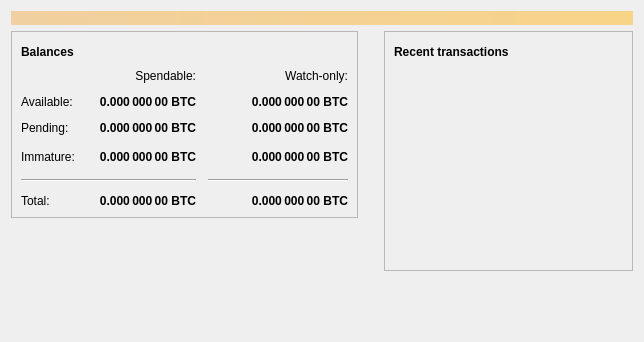
First picture: the form in src/qt/forms/overviewpage.ui, repository Velescore/fxtc, before the edit.
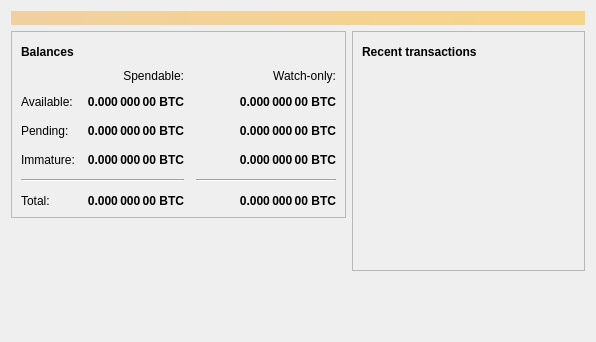
Second picture: the form after the edit. Icons and pictures are not drawn.

What changed in the file:
```diff
--- a/src/qt/forms/overviewpage.ui
+++ b/src/qt/forms/overviewpage.ui
@@ -6,7 +6,7 @@
    <rect>
     <x>0</x>
     <y>0</y>
-    <width>644</width>
+    <width>596</width>
     <height>342</height>
    </rect>
   </property>
@@ -34,7 +34,7 @@
     </widget>
    </item>
    <item>
-    <layout class="QHBoxLayout" name="horizontalLayout" stretch="1,0,1">
+    <layout class="QHBoxLayout" name="horizontalLayout" stretch="1,1">
      <item>
       <layout class="QVBoxLayout" name="verticalLayout_2">
        <item>
@@ -61,19 +61,6 @@
               </property>
              </widget>
             </item>
-            <item>
-             <spacer name="horizontalpacer_3">
-              <property name="orientation">
-               <enum>Qt::Horizontal</enum>
-              </property>
-              <property name="sizeHint" stdset="0">
-               <size>
-                <width>40</width>
-                <height>20</height>
-               </size>
-              </property>
-             </spacer>
-            </item>
             <item>
              <widget class="QPushButton" name="labelWalletStatus">
               <property name="enabled">
@@ -107,6 +94,19 @@
               </property>
              </widget>
             </item>
+            <item>
+             <spacer name="horizontalSpacer_3">
+              <property name="orientation">
+               <enum>Qt::Horizontal</enum>
+              </property>
+              <property name="sizeHint" stdset="0">
+               <size>
+                <width>40</width>
+                <height>20</height>
+               </size>
+              </property>
+             </spacer>
+            </item>
            </layout>
           </item>
           <item>
@@ -114,27 +114,89 @@
             <property name="spacing">
              <number>12</number>
             </property>
-            <item row="4" column="1">
-             <spacer name="horizontalSpacer_10">
-              <property name="orientation">
-               <enum>Qt::Horizontal</enum>
+            <item row="2" column="2">
+             <widget class="QLabel" name="labelWatchPending">
+              <property name="font">
+               <font>
+                <weight>75</weight>
+                <bold>true</bold>
+               </font>
               </property>
-              <property name="sizeHint" stdset="0">
-               <size>
-                <width>40</width>
-                <height>20</height>
-               </size>
+              <property name="cursor">
+               <cursorShape>IBeamCursor</cursorShape>
               </property>
-             </spacer>
+              <property name="toolTip">
+               <string>Unconfirmed transactions to watch-only addresses</string>
+              </property>
+              <property name="text">
+               <string notr="true">0.000 000 00 BTC</string>
+              </property>
+              <property name="alignment">
+               <set>Qt::AlignRight|Qt::AlignTrailing|Qt::AlignVCenter</set>
+              </property>
+              <property name="textInteractionFlags">
+               <set>Qt::LinksAccessibleByMouse|Qt::TextSelectableByKeyboard|Qt::TextSelectableByMouse</set>
+              </property>
+             </widget>
             </item>
-            <item row="6" column="0" colspan="3">
+            <item row="2" column="1">
+             <widget class="QLabel" name="labelUnconfirmed">
+              <property name="font">
+               <font>
+                <weight>75</weight>
+                <bold>true</bold>
+               </font>
+              </property>
+              <property name="cursor">
+               <cursorShape>IBeamCursor</cursorShape>
+              </property>
+              <property name="toolTip">
+               <string>Total of transactions that have yet to be confirmed, and do not yet count toward the spendable balance</string>
+              </property>
+              <property name="text">
+               <string notr="true">0.000 000 00 BTC</string>
+              </property>
+              <property name="alignment">
+               <set>Qt::AlignRight|Qt::AlignTrailing|Qt::AlignVCenter</set>
+              </property>
+              <property name="textInteractionFlags">
+               <set>Qt::LinksAccessibleByMouse|Qt::TextSelectableByKeyboard|Qt::TextSelectableByMouse</set>
+              </property>
+             </widget>
+            </item>
+            <item row="3" column="2">
+             <widget class="QLabel" name="labelWatchImmature">
+              <property name="font">
+               <font>
+                <weight>75</weight>
+                <bold>true</bold>
+               </font>
+              </property>
+              <property name="cursor">
+               <cursorShape>IBeamCursor</cursorShape>
+              </property>
+              <property name="toolTip">
+               <string>Mined balance in watch-only addresses that has not yet matured</string>
+              </property>
+              <property name="text">
+               <string notr="true">0.000 000 00 BTC</string>
+              </property>
+              <property name="alignment">
+               <set>Qt::AlignRight|Qt::AlignTrailing|Qt::AlignVCenter</set>
+              </property>
+              <property name="textInteractionFlags">
+               <set>Qt::LinksAccessibleByMouse|Qt::TextSelectableByKeyboard|Qt::TextSelectableByMouse</set>
+              </property>
+             </widget>
+            </item>
+            <item row="4" column="0" colspan="2">
              <widget class="Line" name="line">
               <property name="orientation">
                <enum>Qt::Horizontal</enum>
               </property>
              </widget>
             </item>
-            <item row="6" column="3">
+            <item row="4" column="2">
              <widget class="Line" name="lineWatchBalance">
               <property name="sizePolicy">
                <sizepolicy hsizetype="Preferred" vsizetype="Fixed">
@@ -153,13 +215,118 @@
               </property>
              </widget>
             </item>
-            <item row="4" column="0">
+            <item row="5" column="0">
+             <widget class="QLabel" name="labelTotalText">
+              <property name="text">
+               <string>Total:</string>
+              </property>
+             </widget>
+            </item>
+            <item row="3" column="1">
+             <widget class="QLabel" name="labelImmature">
+              <property name="font">
+               <font>
+                <weight>75</weight>
+                <bold>true</bold>
+               </font>
+              </property>
+              <property name="cursor">
+               <cursorShape>IBeamCursor</cursorShape>
+              </property>
+              <property name="toolTip">
+               <string>Mined balance that has not yet matured</string>
+              </property>
+              <property name="text">
+               <string notr="true">0.000 000 00 BTC</string>
+              </property>
+              <property name="alignment">
+               <set>Qt::AlignRight|Qt::AlignTrailing|Qt::AlignVCenter</set>
+              </property>
+              <property name="textInteractionFlags">
+               <set>Qt::LinksAccessibleByMouse|Qt::TextSelectableByKeyboard|Qt::TextSelectableByMouse</set>
+              </property>
+             </widget>
+            </item>
+            <item row="2" column="3">
+             <spacer name="horizontalSpacer_2">
+              <property name="orientation">
+               <enum>Qt::Horizontal</enum>
+              </property>
+              <property name="sizeHint" stdset="0">
+               <size>
+                <width>40</width>
+                <height>20</height>
+               </size>
+              </property>
+             </spacer>
+            </item>
+            <item row="3" column="0">
              <widget class="QLabel" name="labelImmatureText">
               <property name="text">
                <string>Immature:</string>
               </property>
              </widget>
             </item>
+            <item row="5" column="1">
+             <widget class="QLabel" name="labelTotal">
+              <property name="font">
+               <font>
+                <weight>75</weight>
+                <bold>true</bold>
+               </font>
+              </property>
+              <property name="cursor">
+               <cursorShape>IBeamCursor</cursorShape>
+              </property>
+              <property name="toolTip">
+               <string>Your current total balance</string>
+              </property>
+              <property name="text">
+               <string notr="true">0.000 000 00 BTC</string>
+              </property>
+              <property name="alignment">
+               <set>Qt::AlignRight|Qt::AlignTrailing|Qt::AlignVCenter</set>
+              </property>
+              <property name="textInteractionFlags">
+               <set>Qt::LinksAccessibleByMouse|Qt::TextSelectableByKeyboard|Qt::TextSelectableByMouse</set>
+              </property>
+             </widget>
+            </item>
+            <item row="5" column="2">
+             <widget class="QLabel" name="labelWatchTotal">
+              <property name="font">
+               <font>
+                <weight>75</weight>
+                <bold>true</bold>
+               </font>
+              </property>
+              <property name="cursor">
+               <cursorShape>IBeamCursor</cursorShape>
+              </property>
+              <property name="toolTip">
+               <string>Current total balance in watch-only addresses</string>
+              </property>
+              <property name="text">
+               <string notr="true">0.000 000 00 BTC</string>
+              </property>
+              <property name="alignment">
+               <set>Qt::AlignRight|Qt::AlignTrailing|Qt::AlignVCenter</set>
+              </property>
+              <property name="textInteractionFlags">
+               <set>Qt::LinksAccessibleByMouse|Qt::TextSelectableByKeyboard|Qt::TextSelectableByMouse</set>
+              </property>
+             </widget>
+            </item>
+            <item row="0" column="2">
+             <widget class="QLabel" name="labelWatchonly">
+              <property name="text">
+               <string>Watch-only:</string>
+              </property>
+              <property name="alignment">
+               <set>Qt::AlignRight|Qt::AlignTrailing|Qt::AlignVCenter</set>
+              </property>
+             </widget>
+            </item>
             <item row="1" column="0">
              <widget class="QLabel" name="labelBalanceText">
               <property name="text">
@@ -167,49 +334,7 @@
               </property>
              </widget>
             </item>
-            <item row="2" column="0">
-             <widget class="QLabel" name="labelPendingText">
-              <property name="text">
-               <string>Pending:</string>
-              </property>
-             </widget>
-            </item>
-            <item row="0" column="3">
-             <widget class="QLabel" name="labelWatchonly">
-              <property name="text">
-               <string>Watch-only:</string>
-              </property>
-              <property name="alignment">
-               <set>Qt::AlignRight|Qt::AlignTrailing|Qt::AlignVCenter</set>
-              </property>
-             </widget>
-            </item>
-            <item row="4" column="3">
-             <widget class="QLabel" name="labelWatchImmature">
-              <property name="font">
-               <font>
-                <weight>75</weight>
-                <bold>true</bold>
-               </font>
-              </property>
-              <property name="cursor">
-               <cursorShape>IBeamCursor</cursorShape>
-              </property>
-              <property name="toolTip">
-               <string>Mined balance in watch-only addresses that has not yet matured</string>
-              </property>
-              <property name="text">
-               <string notr="true">0.000 000 00 BTC</string>
-              </property>
-              <property name="alignment">
-               <set>Qt::AlignRight|Qt::AlignTrailing|Qt::AlignVCenter</set>
-              </property>
-              <property name="textInteractionFlags">
-               <set>Qt::LinksAccessibleByMouse|Qt::TextSelectableByKeyboard|Qt::TextSelectableByMouse</set>
-              </property>
-             </widget>
-            </item>
-            <item row="1" column="2">
+            <item row="1" column="1">
              <widget class="QLabel" name="labelBalance">
               <property name="font">
                <font>
@@ -234,107 +359,7 @@
               </property>
              </widget>
             </item>
-            <item row="10" column="2">
-             <widget class="QLabel" name="labelTotal">
-              <property name="font">
-               <font>
-                <weight>75</weight>
-                <bold>true</bold>
-               </font>
-              </property>
-              <property name="cursor">
-               <cursorShape>IBeamCursor</cursorShape>
-              </property>
-              <property name="toolTip">
-               <string>Your current total balance</string>
-              </property>
-              <property name="text">
-               <string notr="true">0.000 000 00 BTC</string>
-              </property>
-              <property name="alignment">
-               <set>Qt::AlignRight|Qt::AlignTrailing|Qt::AlignVCenter</set>
-              </property>
-              <property name="textInteractionFlags">
-               <set>Qt::LinksAccessibleByMouse|Qt::TextSelectableByKeyboard|Qt::TextSelectableByMouse</set>
-              </property>
-             </widget>
-            </item>
-            <item row="2" column="2">
-             <widget class="QLabel" name="labelUnconfirmed">
-              <property name="font">
-               <font>
-                <weight>75</weight>
-                <bold>true</bold>
-               </font>
-              </property>
-              <property name="cursor">
-               <cursorShape>IBeamCursor</cursorShape>
-              </property>
-              <property name="toolTip">
-               <string>Total of transactions that have yet to be confirmed, and do not yet count toward the spendable balance</string>
-              </property>
-              <property name="text">
-               <string notr="true">0.000 000 00 BTC</string>
-              </property>
-              <property name="alignment">
-               <set>Qt::AlignRight|Qt::AlignTrailing|Qt::AlignVCenter</set>
-              </property>
-              <property name="textInteractionFlags">
-               <set>Qt::LinksAccessibleByMouse|Qt::TextSelectableByKeyboard|Qt::TextSelectableByMouse</set>
-              </property>
-             </widget>
-            </item>
-            <item row="10" column="3">
-             <widget class="QLabel" name="labelWatchTotal">
-              <property name="font">
-               <font>
-                <weight>75</weight>
-                <bold>true</bold>
-               </font>
-              </property>
-              <property name="cursor">
-               <cursorShape>IBeamCursor</cursorShape>
-              </property>
-              <property name="toolTip">
-               <string>Current total balance in watch-only addresses</string>
-              </property>
-              <property name="text">
-               <string notr="true">0.000 000 00 BTC</string>
-              </property>
-              <property name="alignment">
-               <set>Qt::AlignRight|Qt::AlignTrailing|Qt::AlignVCenter</set>
-              </property>
-              <property name="textInteractionFlags">
-               <set>Qt::LinksAccessibleByMouse|Qt::TextSelectableByKeyboard|Qt::TextSelectableByMouse</set>
-              </property>
-             </widget>
-            </item>
-            <item row="4" column="2">
-             <widget class="QLabel" name="labelImmature">
-              <property name="font">
-               <font>
-                <weight>75</weight>
-                <bold>true</bold>
-               </font>
-              </property>
-              <property name="cursor">
-               <cursorShape>IBeamCursor</cursorShape>
-              </property>
-              <property name="toolTip">
-               <string>Mined balance that has not yet matured</string>
-              </property>
-              <property name="text">
-               <string notr="true">0.000 000 00 BTC</string>
-              </property>
-              <property name="alignment">
-               <set>Qt::AlignRight|Qt::AlignTrailing|Qt::AlignVCenter</set>
-              </property>
-              <property name="textInteractionFlags">
-               <set>Qt::LinksAccessibleByMouse|Qt::TextSelectableByKeyboard|Qt::TextSelectableByMouse</set>
-              </property>
-             </widget>
-            </item>
-            <item row="1" column="3">
+            <item row="1" column="2">
              <widget class="QLabel" name="labelWatchAvailable">
               <property name="font">
                <font>
@@ -359,7 +384,14 @@
               </property>
              </widget>
             </item>
-            <item row="0" column="2">
+            <item row="2" column="0">
+             <widget class="QLabel" name="labelPendingText">
+              <property name="text">
+               <string>Pending:</string>
+              </property>
+             </widget>
+            </item>
+            <item row="0" column="1">
              <widget class="QLabel" name="labelSpendable">
               <property name="text">
                <string>Spendable:</string>
@@ -369,38 +401,6 @@
               </property>
              </widget>
             </item>
-            <item row="10" column="0">
-             <widget class="QLabel" name="labelTotalText">
-              <property name="text">
-               <string>Total:</string>
-              </property>
-             </widget>
-            </item>
-            <item row="2" column="3">
-             <widget class="QLabel" name="labelWatchPending">
-              <property name="font">
-               <font>
-                <weight>75</weight>
-                <bold>true</bold>
-               </font>
-              </property>
-              <property name="cursor">
-               <cursorShape>IBeamCursor</cursorShape>
-              </property>
-              <property name="toolTip">
-               <string>Unconfirmed transactions to watch-only addresses</string>
-              </property>
-              <property name="text">
-               <string notr="true">0.000 000 00 BTC</string>
-              </property>
-              <property name="alignment">
-               <set>Qt::AlignRight|Qt::AlignTrailing|Qt::AlignVCenter</set>
-              </property>
-              <property name="textInteractionFlags">
-               <set>Qt::LinksAccessibleByMouse|Qt::TextSelectableByKeyboard|Qt::TextSelectableByMouse</set>
-              </property>
-             </widget>
-            </item>
            </layout>
           </item>
          </layout>
@@ -421,22 +421,6 @@
        </item>
       </layout>
      </item>
-     <item>
-      <spacer name="horizontalSpacer_2">
-       <property name="orientation">
-        <enum>Qt::Horizontal</enum>
-       </property>
-       <property name="sizeType">
-        <enum>QSizePolicy::Fixed</enum>
-       </property>
-       <property name="sizeHint" stdset="0">
-        <size>
-         <width>20</width>
-         <height>20</height>
-        </size>
-       </property>
-      </spacer>
-     </item>
      <item>
       <layout class="QVBoxLayout" name="verticalLayout_3">
        <item>
@@ -463,32 +447,6 @@
               </property>
              </widget>
             </item>
-            <item>
-             <spacer name="horizontalSpacer_9">
-              <property name="orientation">
-               <enum>Qt::Horizontal</enum>
-              </property>
-              <property name="sizeHint" stdset="0">
-               <size>
-                <width>40</width>
-                <height>20</height>
-               </size>
-              </property>
-             </spacer>
-            </item>
-            <item>
-             <spacer name="horizontalSpacer_3">
-              <property name="orientation">
-               <enum>Qt::Horizontal</enum>
-              </property>
-              <property name="sizeHint" stdset="0">
-               <size>
-                <width>40</width>
-                <height>20</height>
-               </size>
-              </property>
-             </spacer>
-            </item>
             <item>
              <widget class="QPushButton" name="labelTransactionsStatus">
               <property name="enabled">
```
Left out of the diff: 8 changed lines with no effect on the pictures.
